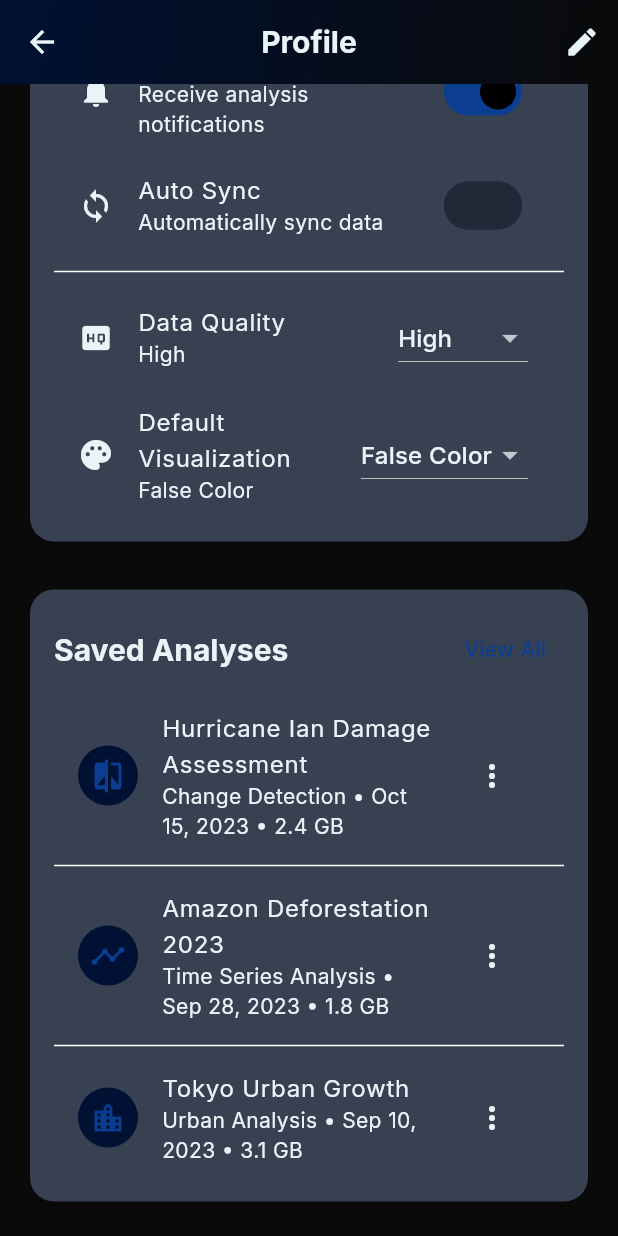
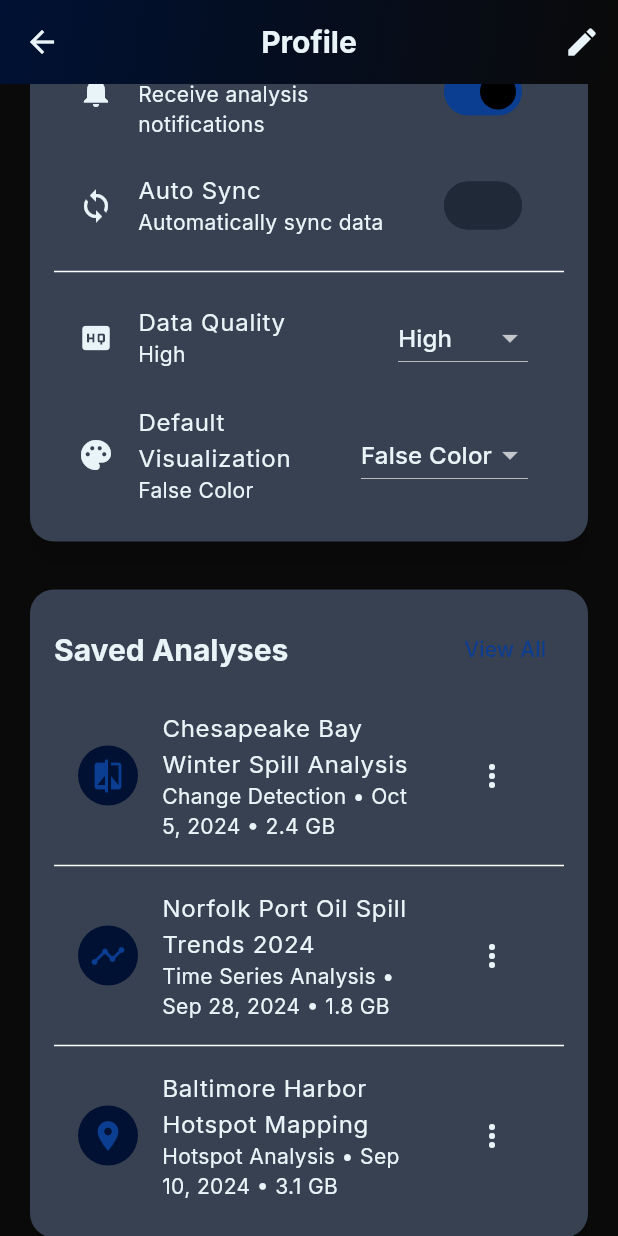
Before and after one commit to pranalitalla8/sarveillance, a Flutter app: the ProfileScreen screen opened directly, scrolled down 576 dp, on a phone screen of 412 x 824 dp. Run offline on Flutter 3.47's test engine with Material 3 defaults, Android fonts, the phone set to English and light mode, and no system bars; our stand-ins replace csv, fl_chart, flutter_map, google_fonts, latlong2; network calls fail.

Commit message:
Replace all hurricane references with Chesapeake Bay oil spill content
Updated comparison viewer and profile screen to remove Hurricane Ian data:
- comparison_viewer.dart: Replace Pre/During/Post Hurricane labels with seasonal oil spill periods (Winter Baseline, Spring Period, Summer Low, Current Status)
- profile_screen.dart: Replace saved analyses with Chesapeake Bay oil spill studies:
  * Chesapeake Bay Winter Spill Analysis
  * Norfolk Port Oil Spill Trends 2024
  * Baltimore Harbor Hotspot Mapping
- Update analysis type from 'Urban Analysis' to 'Hotspot Analysis'

All historical references now focus on Chesapeake Bay oil spill monitoring

```diff
--- a/lib/screens/profile_screen.dart
+++ b/lib/screens/profile_screen.dart
@@ -16,21 +16,21 @@ class _ProfileScreenState extends State<ProfileScreen> {
 
   final List<Map<String, dynamic>> _savedAnalyses = [
     {
-      'title': 'Hurricane Ian Damage Assessment',
-      'date': 'Oct 15, 2023',
+      'title': 'Chesapeake Bay Winter Spill Analysis',
+      'date': 'Oct 5, 2024',
       'type': 'Change Detection',
       'size': '2.4 GB',
     },
     {
-      'title': 'Amazon Deforestation 2023',
-      'date': 'Sep 28, 2023',
+      'title': 'Norfolk Port Oil Spill Trends 2024',
+      'date': 'Sep 28, 2024',
       'type': 'Time Series Analysis',
       'size': '1.8 GB',
     },
     {
-      'title': 'Tokyo Urban Growth',
-      'date': 'Sep 10, 2023',
-      'type': 'Urban Analysis',
+      'title': 'Baltimore Harbor Hotspot Mapping',
+      'date': 'Sep 10, 2024',
+      'type': 'Hotspot Analysis',
       'size': '3.1 GB',
     },
   ];
@@ -428,8 +428,8 @@ class _ProfileScreenState extends State<ProfileScreen> {
         return Icons.compare;
       case 'Time Series Analysis':
         return Icons.timeline;
-      case 'Urban Analysis':
-        return Icons.location_city;
+      case 'Hotspot Analysis':
+        return Icons.place;
       default:
         return Icons.analytics;
     }
--- a/lib/widgets/comparison_viewer.dart
+++ b/lib/widgets/comparison_viewer.dart
@@ -339,13 +339,13 @@ class ComparisonViewer extends StatelessWidget {
   String _getDatasetTitle(String dataset) {
     switch (dataset) {
       case 'before':
-        return 'Pre-Hurricane';
+        return 'Winter Baseline';
       case 'during':
-        return 'During Hurricane';
+        return 'Spring Period';
       case 'after':
-        return 'Post-Hurricane';
+        return 'Summer Low';
       case 'recovery':
-        return 'Recovery Phase';
+        return 'Current Status';
       default:
         return 'Unknown';
     }
@@ -354,13 +354,13 @@ class ComparisonViewer extends StatelessWidget {
   String _getDatasetDate(String dataset) {
     switch (dataset) {
       case 'before':
-        return 'Sep 25, 2023';
+        return 'Jan 15, 2024';
       case 'during':
-        return 'Sep 28, 2023';
+        return 'Apr 20, 2024';
       case 'after':
-        return 'Oct 2, 2023';
+        return 'Jul 10, 2024';
       case 'recovery':
-        return 'Oct 15, 2023';
+        return 'Oct 5, 2024';
       default:
         return 'Unknown';
     }
```
